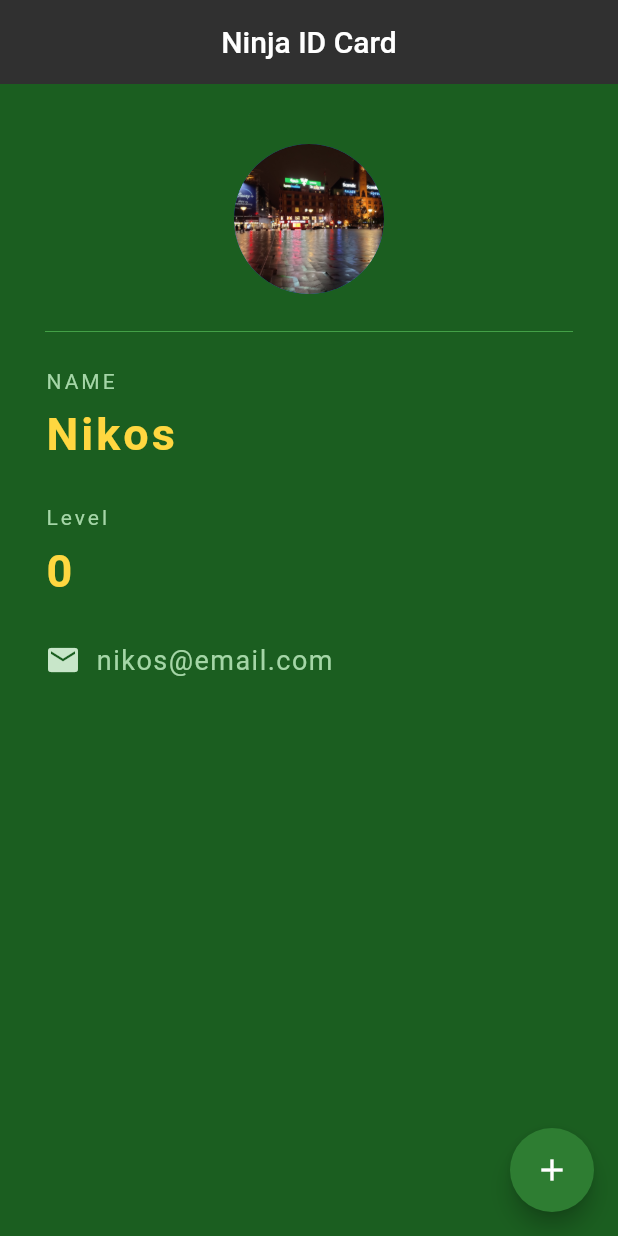
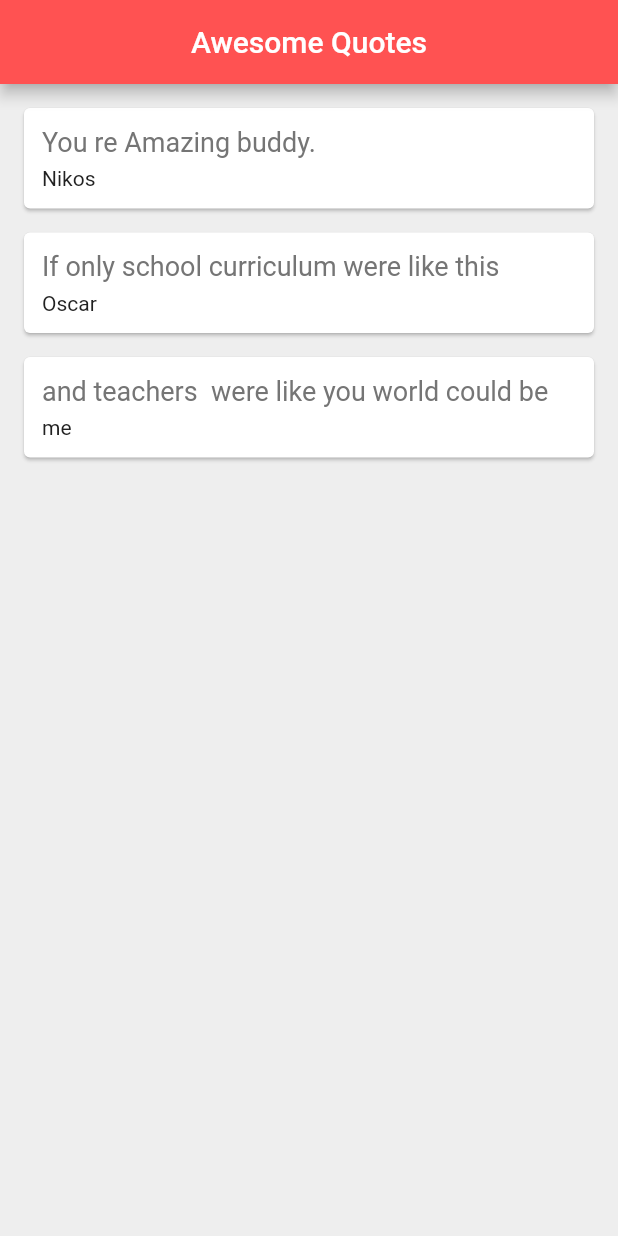
Before and after one commit to nikolastas/grocess-app, a Flutter app: the screen it shows after launch, on a phone screen of 412 x 824 dp. Run offline on Flutter 3.47's test engine with Material 2 defaults, Android fonts, the phone set to English and light mode, and no system bars.

Commit message:
lesson 20

```diff
--- a/lib/main.dart
+++ b/lib/main.dart
@@ -1,112 +1,72 @@
 import 'package:flutter/material.dart';
+import 'quote.dart';
+void main() => runApp(MaterialApp(
+  home: QuoteList(),
+   )
+   );
 
-void main() => runApp(MaterialApp(
-  home: NinjaCrad(),
-));
+class QuoteList extends StatefulWidget {
+  const QuoteList({ Key? key }) : super(key: key);
 
-class NinjaCrad extends StatefulWidget {
   @override
-  State<NinjaCrad> createState() => _NinjaCradState();
+  _QuoteListState createState() => _QuoteListState();
 }
 
-class _NinjaCradState extends State<NinjaCrad> {
-  int ninjaLevel = 0;
+class _QuoteListState extends State<QuoteList> {
+  List<Quote> quotes = [
+    Quote(text: 'You re Amazing buddy. ', author: 'Nikos'),
+    Quote(author: 'Oscar', text: 'If only school curriculum were like this'),
+    Quote(text: 'and teachers  were like you world could be', author: 'me')
+  ];
 
   @override
-  Widget build(BuildContext context){
+  Widget build(BuildContext context) {
     return Scaffold(
-      backgroundColor: Colors.green[900],
+      backgroundColor: Colors.grey[200],
       appBar: AppBar(
-        title: Text('Ninja ID Card'),
+        title: Text('Awesome Quotes'),
         centerTitle: true,
-        backgroundColor: Colors.grey[850],
-        elevation: 0,
+        backgroundColor : Colors.redAccent,
       ),
-      floatingActionButton: FloatingActionButton(
-        onPressed: () {
-          setState(() {
-           ninjaLevel +=1;
-           if (ninjaLevel >=5){
-             ninjaLevel = 0;
-           }
-          });
-      },
-      child: Icon(Icons.add),
-      backgroundColor: Colors.green[800],
-      ),
-      body: Padding(
-        padding: EdgeInsets.fromLTRB(30, 40, 30, 0),
-        child: Column(
-          crossAxisAlignment: CrossAxisAlignment.start,
-          children: [
-            Center(
-              child: CircleAvatar(
-                backgroundImage: AssetImage('assets/image1.jpg'),
-                radius: 50,
-              ),
-            ),
-            Divider(
-              height: 50,
-              color: Colors.green[600],
-            ),
-            Text(
-              'NAME',
-              style: TextStyle(
-                color: Colors.green[200],
-                letterSpacing: 2,
-              ),
-            ),
-            SizedBox( height:10),
-            Text(
-              'Nikos',
-              style: TextStyle(
-                color: Colors.amberAccent[200],
-                letterSpacing: 2,
-                fontSize: 30,
-                fontWeight: FontWeight.bold,
-              ),
-            ),
-            SizedBox( height:30),
-            Text(
-              'Level',
-              style: TextStyle(
-                color: Colors.green[200],
-                letterSpacing: 2,
-              ),
-            ),
-            SizedBox( height:10),
-            Text(
-              '$ninjaLevel',
-              style: TextStyle(
-                color: Colors.amberAccent[200],
-                letterSpacing: 2,
-                fontSize: 30,
-                fontWeight: FontWeight.bold,
-              ),
-            ),
-            SizedBox(
-              height:30
-              ),
-              Row(
-                children: [
-                  Icon(
-                    Icons.email,
-                    color: Colors.green[100],
-                  ),
-                  SizedBox( width: 10),
-                  Text(
-                    'nikos@email.com',
-                    style: TextStyle(
-                      color: Colors.green[200],
-                      fontSize: 18,
-                      letterSpacing: 1
-                    ),
-                  )
-                ],
-              )
-          ],
-        ),
-      )
+      body: Column(
+        children: quotes.map( (quote) => QuoteCard(quote: quote)).toList(),
+        )
     );
   }
 }
+
+class QuoteCard extends StatelessWidget {
+
+
+  final Quote? quote;
+  QuoteCard({this.quote});
+  @override
+  Widget build(BuildContext context) {
+    return Card(
+      margin: EdgeInsets.fromLTRB(16, 16, 16, 0),
+      child: Padding(
+        padding: const EdgeInsets.all(12.0),
+        child: Column(
+          crossAxisAlignment: CrossAxisAlignment.stretch,
+          children: [
+            Text(
+              quote.text,
+              style: TextStyle(
+                fontSize: 18,
+                color: Colors.grey[600],
+              )
+            ),
+            SizedBox(height: 6),
+            Text(
+              quote.author,
+              style: TextStyle(
+                fontSize: 14,
+                color: Colors.grey[900],
+              ),
+            )
+          ],
+        ),
+      ),
+    );
+  }
+}
--- /dev/null
+++ b/lib/quote.dart
@@ -0,0 +1,7 @@
+
+
+class Quote {
+  String? text;
+  String? author;
+  Quote ({this.text, this.author});
+}
```
Also changed, not shown: 1 other file.
